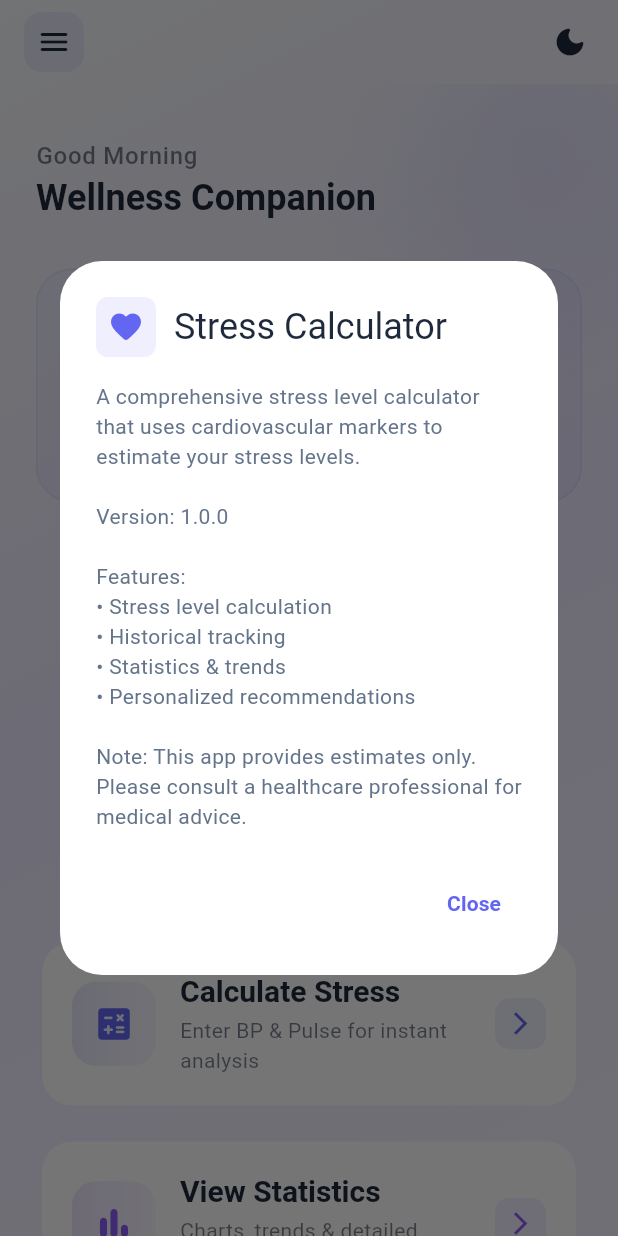
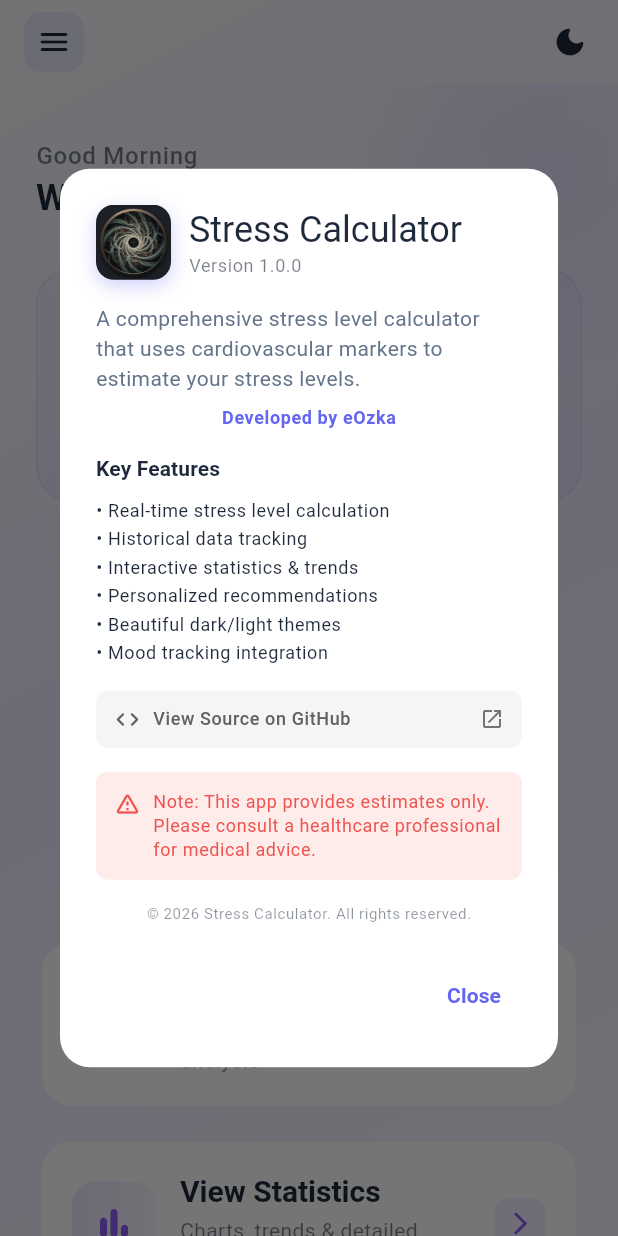
Before and after one commit to eOzkull/Stress-Calculator, a Flutter app: the screen it shows after launch, in the side drawer, after a tap on "Calculate Stress", on a phone screen of 412 x 824 dp. Run offline on Flutter 3.47's test engine with Material 3 defaults, Android fonts, the phone set to English and light mode, and no system bars; drawn by our look-alikes of flutter_animate; our stand-ins replace fl_chart, shared_preferences.

Commit message:
Updated about section with enhanced dialog including logo, developer credit, key features, GitHub link, disclaimer, and copyright

```diff
--- a/App/lib/screens/home_screen.dart
+++ b/App/lib/screens/home_screen.dart
@@ -548,32 +548,172 @@ class _HomeScreenState extends State<HomeScreen>
   }
 
   void _showAboutDialog(BuildContext context) {
+    final theme = Theme.of(context);
+    final isDark = theme.brightness == Brightness.dark;
+
     showDialog(
       context: context,
       builder: (context) => AlertDialog(
+        backgroundColor: isDark ? const Color(0xFF1E293B) : Colors.white,
+        shape: RoundedRectangleBorder(borderRadius: BorderRadius.circular(20)),
         title: Row(
           children: [
             Container(
-              padding: const EdgeInsets.all(8),
+              width: 50,
+              height: 50,
               decoration: BoxDecoration(
-                color: AppTheme.primaryColor.withOpacity(0.1),
-                borderRadius: BorderRadius.circular(8),
+                borderRadius: BorderRadius.circular(12),
+                boxShadow: [
+                  BoxShadow(
+                    color: AppTheme.primaryColor.withOpacity(0.3),
+                    blurRadius: 10,
+                    offset: const Offset(0, 4),
+                  ),
+                ],
               ),
-              child: Icon(Icons.favorite_rounded, color: AppTheme.primaryColor),
+              child: ClipRRect(
+                borderRadius: BorderRadius.circular(12),
+                child: Image.asset(
+                  'assets/images/app_logo.png',
+                  fit: BoxFit.cover,
+                  errorBuilder: (context, error, stackTrace) {
+                    return Container(
+                      decoration: BoxDecoration(
+                        gradient: LinearGradient(
+                          colors: isDark
+                              ? [const Color(0xFF6366F1), const Color(0xFF8B5CF6)]
+                              : [AppTheme.primaryColor, AppTheme.secondaryColor],
+                          begin: Alignment.topLeft,
+                          end: Alignment.bottomRight,
+                        ),
+                      ),
+                      child: const Icon(Icons.favorite_rounded, color: Colors.white, size: 28),
+                    );
+                  },
+                ),
+              ),
             ),
             const SizedBox(width: 12),
-            Text('Stress Calculator'),
+            Expanded(
+              child: Column(
+                crossAxisAlignment: CrossAxisAlignment.start,
+                children: [
+                  const Text('Stress Calculator'),
+                  Text(
+                    'Version 1.0.0',
+                    style: theme.textTheme.bodySmall?.copyWith(
+                      color: theme.colorScheme.onSurface.withOpacity(0.6),
+                    ),
+                  ),
+                ],
+              ),
+            ),
           ],
         ),
-        content: Text(
-          'A comprehensive stress level calculator that uses cardiovascular markers to estimate your stress levels.\n\n'
-          'Version: 1.0.0\n\n'
-          'Features:\n'
-          '• Stress level calculation\n'
-          '• Historical tracking\n'
-          '• Statistics & trends\n'
-          '• Personalized recommendations\n\n'
-          'Note: This app provides estimates only. Please consult a healthcare professional for medical advice.',
+        content: SingleChildScrollView(
+          child: Column(
+            crossAxisAlignment: CrossAxisAlignment.start,
+            mainAxisSize: MainAxisSize.min,
+            children: [
+              Text(
+                'A comprehensive stress level calculator that uses cardiovascular markers to estimate your stress levels.',
+                style: theme.textTheme.bodyMedium,
+              ),
+              const SizedBox(height: 8),
+              Center(
+                child: Text(
+                  'Developed by eOzka',
+                  style: theme.textTheme.bodySmall?.copyWith(
+                    fontWeight: FontWeight.w600,
+                    color: AppTheme.primaryColor,
+                  ),
+                ),
+              ),
+              const SizedBox(height: 16),
+              Text(
+                'Key Features',
+                style: theme.textTheme.titleSmall?.copyWith(
+                  fontWeight: FontWeight.bold,
+                ),
+              ),
+              const SizedBox(height: 8),
+              Text(
+                '• Real-time stress level calculation\n'
+                '• Historical data tracking\n'
+                '• Interactive statistics & trends\n'
+                '• Personalized recommendations\n'
+                '• Beautiful dark/light themes\n'
+                '• Mood tracking integration',
+                style: theme.textTheme.bodySmall?.copyWith(
+                  height: 1.6,
+                ),
+              ),
+              const SizedBox(height: 16),
+              InkWell(
+                onTap: () {
+                  Navigator.pop(context);
+                  ThemeService.openUrl('https://github.com/eOzkull/Stress-Calculator');
+                },
+                borderRadius: BorderRadius.circular(8),
+                child: Container(
+                  padding: const EdgeInsets.symmetric(horizontal: 12, vertical: 10),
+                  decoration: BoxDecoration(
+                    color: Colors.grey.withOpacity(0.1),
+                    borderRadius: BorderRadius.circular(8),
+                  ),
+                  child: Row(
+                    children: [
+                      Icon(Icons.code_rounded, size: 18, color: Colors.grey[700]),
+                      const SizedBox(width: 8),
+                      Expanded(
+                        child: Text(
+                          'View Source on GitHub',
+                          style: theme.textTheme.bodySmall?.copyWith(
+                            color: Colors.grey[700],
+                            fontWeight: FontWeight.w500,
+                          ),
+                        ),
+                      ),
+                      Icon(Icons.open_in_new, size: 16, color: Colors.grey[600]),
+                    ],
+                  ),
+                ),
+              ),
+              const SizedBox(height: 16),
+              Container(
+                padding: const EdgeInsets.all(12),
+                decoration: BoxDecoration(
+                  color: Colors.red.withOpacity(0.1),
+                  borderRadius: BorderRadius.circular(8),
+                ),
+                child: Row(
+                  crossAxisAlignment: CrossAxisAlignment.start,
+                  children: [
+                    Icon(Icons.warning_amber_rounded, color: Colors.red[400], size: 18),
+                    const SizedBox(width: 8),
+                    Expanded(
+                      child: Text(
+                        'Note: This app provides estimates only. Please consult a healthcare professional for medical advice.',
+                        style: theme.textTheme.bodySmall?.copyWith(
+                          color: Colors.red[400],
+                        ),
+                      ),
+                    ),
+                  ],
+                ),
+              ),
+              const SizedBox(height: 16),
+              Center(
+                child: Text(
+                  '© 2026 Stress Calculator. All rights reserved.',
+                  style: theme.textTheme.bodySmall?.copyWith(
+                    color: theme.colorScheme.onSurface.withOpacity(0.5),
+                    fontSize: 10,
+                  ),
+                ),
+              ),
+            ],
+          ),
         ),
         actions: [
           TextButton(
--- a/App/lib/services/theme_service.dart
+++ b/App/lib/services/theme_service.dart
@@ -1,5 +1,6 @@
 import 'package:flutter/material.dart';
 import 'package:shared_preferences/shared_preferences.dart';
+import 'package:url_launcher/url_launcher.dart';
 
 class ThemeService {
   static const String _storageKey = 'theme_mode';
@@ -52,4 +53,11 @@ class ThemeService {
       setThemeMode(ThemeMode.dark);
     }
   }
+
+  static Future<void> openUrl(String url) async {
+    final uri = Uri.parse(url);
+    if (await canLaunchUrl(uri)) {
+      await launchUrl(uri, mode: LaunchMode.externalApplication);
+    }
+  }
 }
--- a/App/pubspec.yaml
+++ b/App/pubspec.yaml
@@ -26,6 +26,9 @@ dev_dependencies:
 flutter:
   uses-material-design: true
 
+  assets:
+    - assets/images/
+
   fonts:
     - family: Inter
       # fonts:
```
Also changed, not shown: App/assets/images/app_logo.png (added), App/pubspec.lock, 1 other file.
